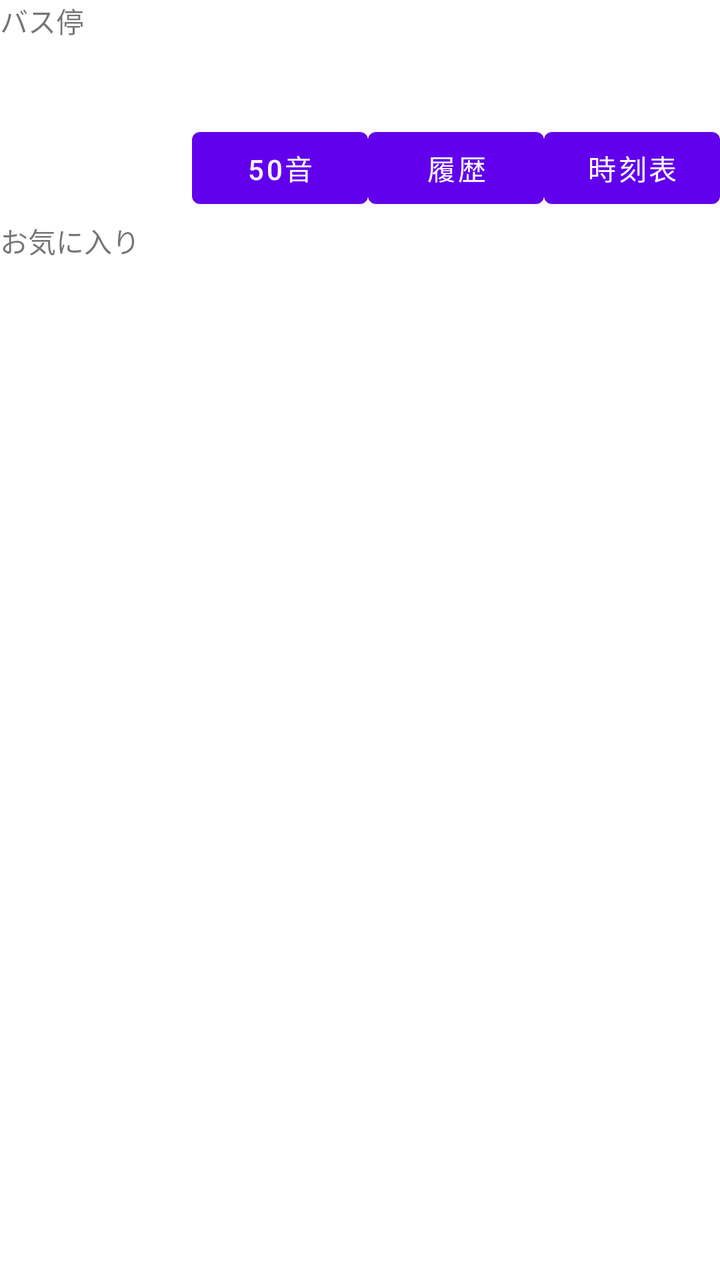
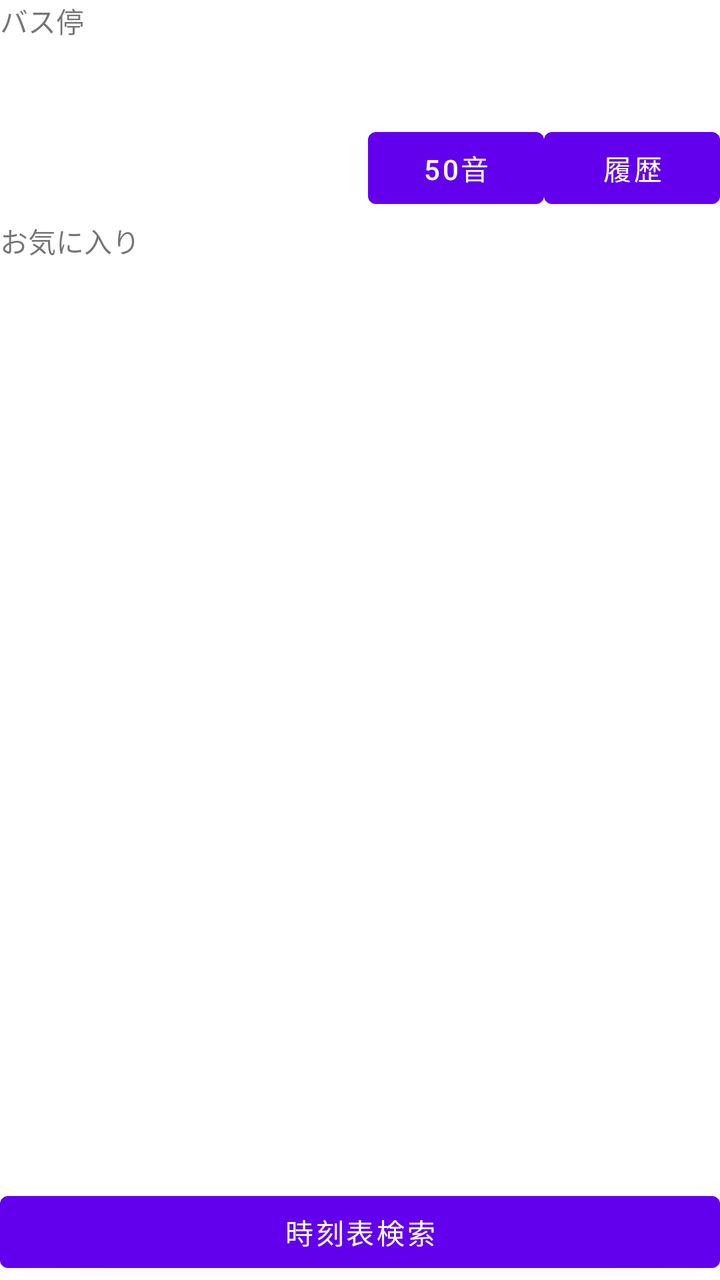

Compare the two renders of this Android layout. The source of the first and the diff that turns it into the second are given below.
<!-- AndroidManifest.xml: fallback theme Theme.MaterialComponents.DayNight.NoActionBar -->
<!-- res/layout/time_table_main.xml -->
<?xml version="1.0" encoding="utf-8"?>


<RelativeLayout xmlns:android="http://schemas.android.com/apk/res/android"
	android:layout_width="fill_parent"
	android:layout_height="fill_parent">

	<TextView
		android:id="@+id/TextView01"
		android:text="バス停"
		android:layout_width="fill_parent"
		android:layout_alignParentTop="true"
		android:layout_height="wrap_content"/>

	<TextView
		android:id="@+id/fromStation"
		android:layout_width="fill_parent"
		android:layout_height="wrap_content"
		android:background="#FFFFFF"
		android:textSize="24sp"
		android:textColor="#000000"
		android:layout_marginTop="20dip"/>
	
	<LinearLayout   
		android:id="@+id/LinearLayout1"  
   		android:orientation="horizontal"  
   		android:layout_height="wrap_content"  
   		android:layout_width="fill_parent"
   		android:layout_marginTop="60dip"
   		android:gravity="right">
	    
		<Button
			android:id="@+id/fromSyllabary"
			android:layout_width="wrap_content"
			android:text="50音"
			android:layout_height="wrap_content">
		</Button>

		<Button
			android:id="@+id/fromHistry"
			android:layout_width="wrap_content"
			android:text="履歴"
			android:layout_height="wrap_content">
		</Button>
		
		<Button
			android:id="@+id/fromTime"
			android:layout_width="wrap_content"
			android:text="時刻表"
			android:layout_height="wrap_content">
		</Button>
		
	</LinearLayout>
	
	<TextView
		android:id="@+id/TextView02"
		android:text="お気に入り"
		android:layout_width="wrap_content"
		android:layout_height="wrap_content"
   		android:layout_marginTop="110dip">
	</TextView>
	
	<ListView
		android:id="@+id/ListView01"
		android:layout_width="wrap_content"
		android:layout_height="fill_parent"
   		android:layout_below="@+id/TextView02"/>
	
</RelativeLayout>
<!-- resources referenced by this layout -->
<resources>

</resources>

<!-- the commit's change to res/layout/time_table_main.xml (unified diff, before → after) -->
@@ -20,15 +20,15 @@
 		android:textSize="24sp"
 		android:textColor="#000000"
 		android:layout_marginTop="20dip"/>
-	
-	<LinearLayout   
-		android:id="@+id/LinearLayout1"  
-   		android:orientation="horizontal"  
-   		android:layout_height="wrap_content"  
+
+	<LinearLayout
+		android:id="@+id/LinearLayout1"
+   		android:orientation="horizontal"
+   		android:layout_height="wrap_content"
    		android:layout_width="fill_parent"
    		android:layout_marginTop="60dip"
    		android:gravity="right">
-	    
+
 		<Button
 			android:id="@+id/fromSyllabary"
 			android:layout_width="wrap_content"
@@ -42,16 +42,9 @@
 			android:text="履歴"
 			android:layout_height="wrap_content">
 		</Button>
-		
-		<Button
-			android:id="@+id/fromTime"
-			android:layout_width="wrap_content"
-			android:text="時刻表"
-			android:layout_height="wrap_content">
-		</Button>
-		
+
 	</LinearLayout>
-	
+
 	<TextView
 		android:id="@+id/TextView02"
 		android:text="お気に入り"
@@ -59,11 +52,27 @@
 		android:layout_height="wrap_content"
    		android:layout_marginTop="110dip">
 	</TextView>
-	
+
 	<ListView
 		android:id="@+id/ListView01"
 		android:layout_width="wrap_content"
 		android:layout_height="fill_parent"
-   		android:layout_below="@+id/TextView02"/>
-	
+   		android:layout_below="@+id/TextView02"
+   		android:layout_above="@+id/LinearLayout01"/>
+
+	<LinearLayout
+		android:id="@+id/LinearLayout01"
+		android:layout_height="wrap_content"
+		android:layout_width="fill_parent"
+		android:layout_alignParentBottom="true">
+
+		<Button
+			android:id="@+id/fromTime"
+			android:layout_width="fill_parent"
+			android:layout_alignParentBottom="true"
+			android:text="時刻表検索"
+			android:layout_height="wrap_content">
+		</Button>
+	</LinearLayout>
+
 </RelativeLayout>
